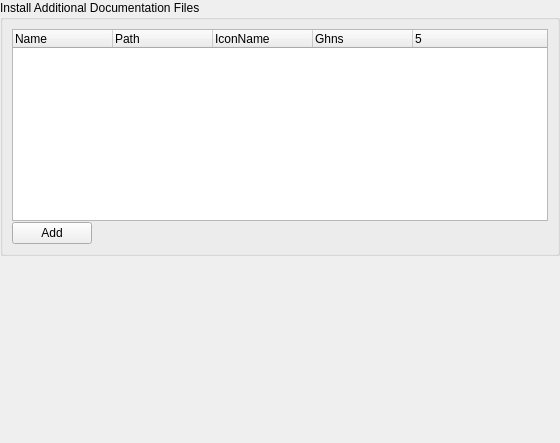
Above: src/backends/qthelpconfig.ui from KDE/cantor before the change. Below: the same form after it.
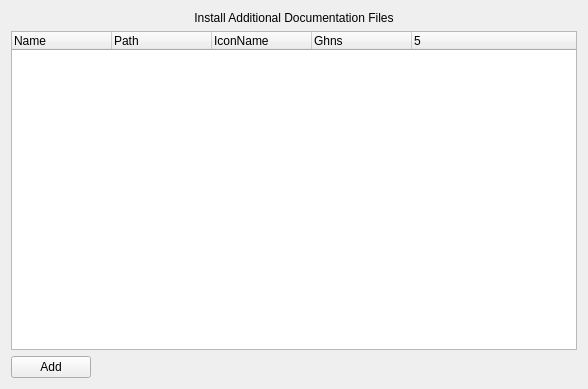
That is the form after the change.

Commit message: [maxima] put the autorun scripts and the documentation widget to new tabs in a TabWidget. This reduces the size of the backend settings widget and makes the separation of the different logics more clear. This change will also be done for all other backends.

```diff
--- a/src/backends/qthelpconfig.ui
+++ b/src/backends/qthelpconfig.ui
@@ -6,42 +6,24 @@
    <rect>
     <x>0</x>
     <y>0</y>
-    <width>560</width>
-    <height>443</height>
+    <width>588</width>
+    <height>389</height>
    </rect>
   </property>
   <property name="locale">
    <locale language="English" country="UnitedStates"/>
   </property>
-  <layout class="QVBoxLayout" name="verticalLayout_2">
-   <property name="leftMargin">
-    <number>0</number>
-   </property>
-   <property name="topMargin">
-    <number>0</number>
-   </property>
-   <property name="rightMargin">
-    <number>0</number>
-   </property>
-   <property name="bottomMargin">
-    <number>0</number>
-   </property>
+  <layout class="QVBoxLayout" name="verticalLayout">
    <item>
-    <widget class="QGroupBox" name="boxQchManage">
-     <property name="title">
-      <string comment="@title:group">Install Additional Documentation Files</string>
+    <widget class="QLabel" name="label">
+     <property name="text">
+      <string>Install Additional Documentation Files</string>
      </property>
-     <layout class="QVBoxLayout" name="verticalLayout_3">
-      <item>
-       <layout class="QHBoxLayout" name="horizontalLayout_2">
-        <item>
-         <layout class="QVBoxLayout" name="verticalLayout_5">
-          <property name="spacing">
-           <number>1</number>
-          </property>
-          <property name="leftMargin">
-           <number>0</number>
-          </property>
+     <property name="alignment">
+      <set>Qt::AlignCenter</set>
+     </property>
+    </widget>
+   </item>
           <item>
            <widget class="QTreeWidget" name="qchTable">
             <property name="editTriggers">
@@ -112,33 +94,6 @@
              </spacer>
             </item>
            </layout>
-          </item>
-          <item>
-           <layout class="QHBoxLayout" name="horizontalLayout_3">
-            <property name="topMargin">
-             <number>0</number>
-            </property>
-           </layout>
-          </item>
-         </layout>
-        </item>
-       </layout>
-      </item>
-     </layout>
-    </widget>
-   </item>
-   <item>
-    <spacer name="verticalSpacer">
-     <property name="orientation">
-      <enum>Qt::Vertical</enum>
-     </property>
-     <property name="sizeHint" stdset="0">
-      <size>
-       <width>20</width>
-       <height>40</height>
-      </size>
-     </property>
-    </spacer>
    </item>
   </layout>
  </widget>
```
Lines whose indentation alone changed are shown as unchanged. The commit also changes 4 other files.
